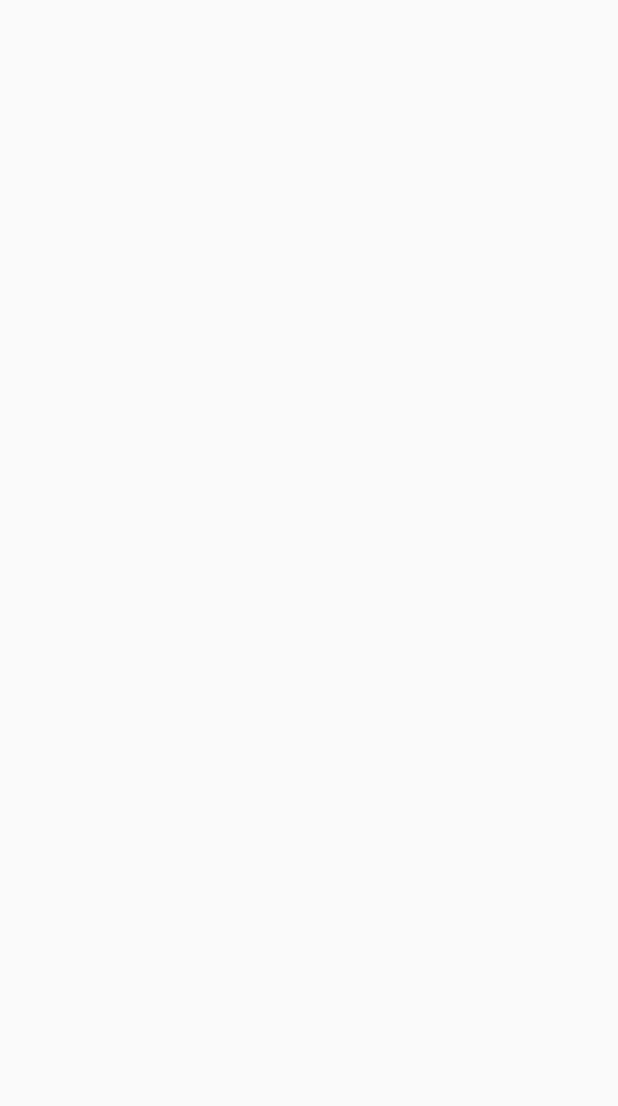
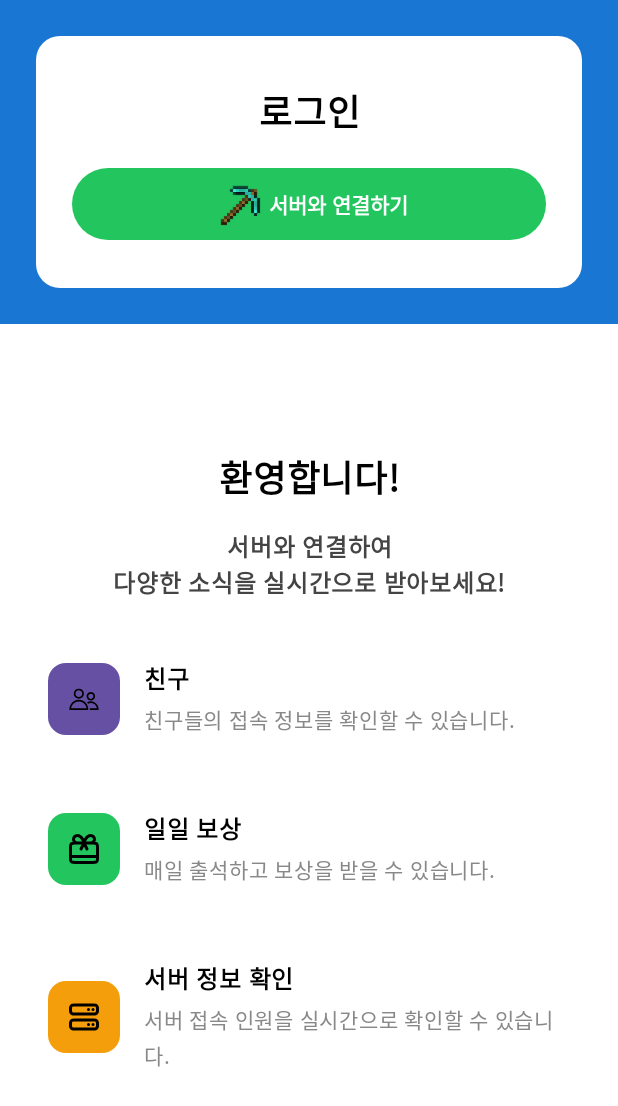
Before and after one commit to joon0447/AppLinker-Android, an Android app built with Jetpack Compose: the screen it shows after launch (MainActivity), on a phone screen of 412 x 824 dp. Before the commit the part shown is empty. Shown: the top 1106 px of the screen. Run offline under Robolectric (Android 15) with nearby library versions, the phone set to English and light mode, and no system bars.

Commit message:
feat(guest) : 게스트 홈 화면 추가

```diff
--- a/app/src/main/java/studio/daily/minecarftlinker/MainActivity.kt
+++ b/app/src/main/java/studio/daily/minecarftlinker/MainActivity.kt
@@ -11,6 +11,7 @@ import androidx.compose.material3.Text
 import androidx.compose.runtime.Composable
 import androidx.compose.ui.Modifier
 import androidx.compose.ui.tooling.preview.Preview
+import studio.daily.minecarftlinker.feature.home.guest.view.GuestScreen
 import studio.daily.minecarftlinker.ui.theme.MinecarftLinkerTheme
 
 class MainActivity : ComponentActivity() {
@@ -19,7 +20,7 @@ class MainActivity : ComponentActivity() {
         enableEdgeToEdge()
         setContent {
             MinecarftLinkerTheme {
-
+                GuestScreen()
             }
         }
     }
--- /dev/null
+++ b/app/src/main/java/studio/daily/minecarftlinker/feature/home/guest/model/Menu.kt
@@ -0,0 +1,34 @@
+package studio.daily.minecarftlinker.feature.home.guest.model
+
+import androidx.annotation.DrawableRes
+import androidx.compose.ui.graphics.Color
+import studio.daily.minecarftlinker.R
+import studio.daily.minecarftlinker.ui.theme.Green20
+import studio.daily.minecarftlinker.ui.theme.Orange20
+import studio.daily.minecarftlinker.ui.theme.Purple40
+
+enum class Menu (
+    val title: String,
+    val description: String,
+    val iconRes: Int,
+    val backgroundColor: Color
+) {
+    FRIEND(
+        title = "친구",
+        description = "친구들의 접속 정보를 확인할 수 있습니다.",
+        iconRes = R.drawable.friend,
+        backgroundColor = Purple40
+    ),
+    REWARD(
+        title = "일일 보상",
+        description = "매일 출석하고 보상을 받을 수 있습니다.",
+        iconRes = R.drawable.gift,
+        backgroundColor = Green20
+    ),
+    SERVER(
+        title = "서버 정보 확인",
+        description = "서버 접속 인원을 실시간으로 확인할 수 있습니다.",
+        iconRes = R.drawable.server,
+        backgroundColor = Orange20
+    )
+}
--- /dev/null
+++ b/app/src/main/java/studio/daily/minecarftlinker/feature/home/guest/view/GuestScreen.kt
@@ -0,0 +1,188 @@
+package studio.daily.minecarftlinker.feature.home.guest.view
+
+import androidx.compose.foundation.Image
+import androidx.compose.foundation.background
+import androidx.compose.foundation.layout.Arrangement
+import androidx.compose.foundation.layout.Box
+import androidx.compose.foundation.layout.Column
+import androidx.compose.foundation.layout.Row
+import androidx.compose.foundation.layout.Spacer
+import androidx.compose.foundation.layout.WindowInsets
+import androidx.compose.foundation.layout.asPaddingValues
+import androidx.compose.foundation.layout.fillMaxHeight
+import androidx.compose.foundation.layout.fillMaxSize
+import androidx.compose.foundation.layout.fillMaxWidth
+import androidx.compose.foundation.layout.height
+import androidx.compose.foundation.layout.navigationBarsPadding
+import androidx.compose.foundation.layout.padding
+import androidx.compose.foundation.layout.size
+import androidx.compose.foundation.layout.statusBars
+import androidx.compose.foundation.layout.width
+import androidx.compose.foundation.shape.RoundedCornerShape
+import androidx.compose.material3.Button
+import androidx.compose.material3.ButtonDefaults
+import androidx.compose.material3.Text
+import androidx.compose.runtime.Composable
+import androidx.compose.ui.Alignment
+import androidx.compose.ui.Modifier
+import androidx.compose.ui.graphics.Color
+import androidx.compose.ui.res.painterResource
+import androidx.compose.ui.text.font.FontWeight
+import androidx.compose.ui.text.style.TextAlign
+import androidx.compose.ui.tooling.preview.Preview
+import androidx.compose.ui.unit.dp
+import androidx.compose.ui.unit.sp
+import studio.daily.minecarftlinker.R
+import studio.daily.minecarftlinker.feature.home.guest.model.Menu
+import studio.daily.minecarftlinker.ui.theme.Blue20
+import studio.daily.minecarftlinker.ui.theme.Green20
+
+
+@Composable
+@Preview
+fun GuestScreen() {
+
+    val statusBarHeight = WindowInsets.statusBars.asPaddingValues().calculateTopPadding()
+    Column(
+        modifier = Modifier
+            .fillMaxSize()
+            .navigationBarsPadding()
+    ) {
+        Box(
+            modifier = Modifier
+                .fillMaxWidth()
+                .background(Blue20)
+                .padding(top = statusBarHeight),
+            contentAlignment = Alignment.Center
+        ) {
+            Column {
+                Spacer(modifier = Modifier.height(24.dp))
+                Column(
+                    modifier = Modifier
+                        .padding(horizontal = 24.dp)
+                        .background(Color.White, shape = RoundedCornerShape(16.dp))
+                        .padding(vertical = 32.dp, horizontal = 24.dp)
+                        .fillMaxWidth(),
+                    horizontalAlignment = Alignment.CenterHorizontally
+                ) {
+                    Text(
+                        text = "로그인",
+                        fontSize = 24.sp,
+                        fontWeight = FontWeight.Bold,
+                        color = Color.Black,
+                        textAlign = TextAlign.Center
+                    )
+
+                    Spacer(modifier = Modifier.height(20.dp))
+
+                    Button(
+                        onClick = {},
+                        colors = ButtonDefaults.buttonColors(containerColor = Green20),
+                        modifier = Modifier
+                            .fillMaxWidth()
+                            .height(48.dp)
+                    ) {
+                        Row(
+                            verticalAlignment = Alignment.CenterVertically
+                        ) {
+                            Image(
+                                painter = painterResource(R.drawable.home_icon),
+                                contentDescription = "home",
+                                modifier = Modifier.size(40.dp)
+                            )
+                            Text(
+                                text = "서버와 연결하기",
+                                color = Color.White,
+                                fontSize = 14.sp,
+                                fontWeight = FontWeight.Bold
+                            )
+                        }
+
+                    }
+                }
+                Spacer(modifier = Modifier.height(24.dp))
+            }
+        }
+        Box(
+            modifier = Modifier
+                .fillMaxWidth()
+                .fillMaxHeight()
+                .background(Color.White),
+            contentAlignment = Alignment.Center
+        ) {
+            Column(
+                modifier = Modifier
+                    .fillMaxWidth(),
+                horizontalAlignment = Alignment.CenterHorizontally,
+                verticalArrangement = Arrangement.Center
+            ) {
+                Text(
+                    text = "환영합니다!",
+                    fontSize = 24.sp,
+                    fontWeight = FontWeight.Bold,
+                    color = Color.Black,
+                    textAlign = TextAlign.Center
+                )
+                Spacer(modifier = Modifier.height(16.dp))
+
+                Text(
+                    text = "서버와 연결하여\n다양한 소식을 실시간으로 받아보세요!",
+                    textAlign = TextAlign.Center,
+                    fontSize = 16.sp,
+                    color = Color.DarkGray,
+                    fontWeight = FontWeight.Bold
+                )
+                Spacer(modifier = Modifier.height(16.dp))
+                Menu.values().forEach { menu ->
+                    HomeMenu(menu = menu)
+                }
+            }
+        }
+    }
+}
+
+@Composable
+private fun HomeMenu(
+    menu: Menu
+) {
+    Row(
+        modifier = Modifier
+            .fillMaxWidth()
+            .padding(horizontal = 16.dp, vertical = 8.dp)
+            .background(Color.White, shape = RoundedCornerShape(16.dp))
+            .padding(16.dp),
+        verticalAlignment = Alignment.CenterVertically
+    ) {
+        Box(
+            modifier = Modifier
+                .size(48.dp)
+                .background(menu.backgroundColor, shape = RoundedCornerShape(12.dp)),
+            contentAlignment = Alignment.Center
+        ) {
+            Image(
+                painter = painterResource(id = menu.iconRes),
+                contentDescription = menu.title,
+                modifier = Modifier.size(24.dp)
+            )
+        }
+
+        Spacer(modifier = Modifier.width(16.dp))
+
+        Column {
+            Text(
+                text = menu.title,
+                fontWeight = FontWeight.Bold,
+                fontSize = 16.sp,
+                color = Color.Black
+            )
+
+            Spacer(modifier = Modifier.height(4.dp))
+
+            Text(
+                text = menu.description,
+                fontSize = 14.sp,
+                color = Color.Gray
+            )
+        }
+    }
+}
--- a/app/src/main/java/studio/daily/minecarftlinker/ui/theme/Color.kt
+++ b/app/src/main/java/studio/daily/minecarftlinker/ui/theme/Color.kt
@@ -16,3 +16,7 @@ val Blue40 = Color(0xFF2196F3)
 val Blue20 = Color(0xFF1976D2)
 
 val Gray40 = Color(0xFFF7F7F7)
+
+val Green20 = Color(0xFF22C55E)
+
+val Orange20 = Color(0xFFF59E0B)
--- /dev/null
+++ b/app/src/main/res/drawable/friend.xml
@@ -0,0 +1,26 @@
+<vector xmlns:android="http://schemas.android.com/apk/res/android"
+    android:width="800dp"
+    android:height="800dp"
+    android:viewportWidth="64"
+    android:viewportHeight="64">
+  <path
+      android:pathData="M22.83,22.57m-7.51,0a7.51,7.51 0,1 1,15.02 0a7.51,7.51 0,1 1,-15.02 0"
+      android:strokeWidth="3"
+      android:fillColor="#00000000"
+      android:strokeColor="#000000"/>
+  <path
+      android:pathData="M38,49.94a15.2,15.2 0,0 0,-15.21 -15.2h0a15.2,15.2 0,0 0,-15.2 15.2Z"
+      android:strokeWidth="3"
+      android:fillColor="#00000000"
+      android:strokeColor="#000000"/>
+  <path
+      android:pathData="M44.13,27.22m-6.05,0a6.05,6.05 0,1 1,12.1 0a6.05,6.05 0,1 1,-12.1 0"
+      android:strokeWidth="3"
+      android:fillColor="#00000000"
+      android:strokeColor="#000000"/>
+  <path
+      android:pathData="M42.4,49.94h14A12.24,12.24 0,0 0,44.13 37.7h0a12.21,12.21 0,0 0,-5.75 1.43"
+      android:strokeWidth="3"
+      android:fillColor="#00000000"
+      android:strokeColor="#000000"/>
+</vector>
--- /dev/null
+++ b/app/src/main/res/drawable/gift.xml
@@ -0,0 +1,13 @@
+<vector xmlns:android="http://schemas.android.com/apk/res/android"
+    android:width="800dp"
+    android:height="800dp"
+    android:viewportWidth="24"
+    android:viewportHeight="24">
+  <path
+      android:pathData="M3,17H21M12,8L10,12M12,8L14,12M12,8H7.5C6.837,8 6.201,7.737 5.732,7.268C5.263,6.799 5,6.163 5,5.5C5,4.837 5.263,4.201 5.732,3.732C6.201,3.263 6.837,3 7.5,3C11,3 12,8 12,8ZM12,8H16.5C17.163,8 17.799,7.737 18.268,7.268C18.737,6.799 19,6.163 19,5.5C19,4.837 18.737,4.201 18.268,3.732C17.799,3.263 17.163,3 16.5,3C13,3 12,8 12,8ZM6.2,21H17.8C18.92,21 19.48,21 19.908,20.782C20.284,20.59 20.59,20.284 20.782,19.908C21,19.48 21,18.92 21,17.8V11.2C21,10.08 21,9.52 20.782,9.092C20.59,8.716 20.284,8.41 19.908,8.218C19.48,8 18.92,8 17.8,8H6.2C5.08,8 4.52,8 4.092,8.218C3.716,8.41 3.41,8.716 3.218,9.092C3,9.52 3,10.08 3,11.2V17.8C3,18.92 3,19.48 3.218,19.908C3.41,20.284 3.716,20.59 4.092,20.782C4.52,21 5.08,21 6.2,21Z"
+      android:strokeLineJoin="round"
+      android:strokeWidth="2"
+      android:fillColor="#00000000"
+      android:strokeColor="#000000"
+      android:strokeLineCap="round"/>
+</vector>
--- /dev/null
+++ b/app/src/main/res/drawable/server.xml
@@ -0,0 +1,13 @@
+<vector xmlns:android="http://schemas.android.com/apk/res/android"
+    android:width="800dp"
+    android:height="800dp"
+    android:viewportWidth="24"
+    android:viewportHeight="24">
+  <path
+      android:pathData="M18,7H18.01M15,7H15.01M18,17H18.01M15,17H15.01M6,10H18C18.932,10 19.398,10 19.765,9.848C20.255,9.645 20.645,9.255 20.848,8.765C21,8.398 21,7.932 21,7C21,6.068 21,5.602 20.848,5.235C20.645,4.745 20.255,4.355 19.765,4.152C19.398,4 18.932,4 18,4H6C5.068,4 4.602,4 4.235,4.152C3.745,4.355 3.355,4.745 3.152,5.235C3,5.602 3,6.068 3,7C3,7.932 3,8.398 3.152,8.765C3.355,9.255 3.745,9.645 4.235,9.848C4.602,10 5.068,10 6,10ZM6,20H18C18.932,20 19.398,20 19.765,19.848C20.255,19.645 20.645,19.255 20.848,18.765C21,18.398 21,17.932 21,17C21,16.068 21,15.602 20.848,15.235C20.645,14.745 20.255,14.355 19.765,14.152C19.398,14 18.932,14 18,14H6C5.068,14 4.602,14 4.235,14.152C3.745,14.355 3.355,14.745 3.152,15.235C3,15.602 3,16.068 3,17C3,17.932 3,18.398 3.152,18.765C3.355,19.255 3.745,19.645 4.235,19.848C4.602,20 5.068,20 6,20Z"
+      android:strokeLineJoin="round"
+      android:strokeWidth="2"
+      android:fillColor="#00000000"
+      android:strokeColor="#000000"
+      android:strokeLineCap="round"/>
+</vector>
```
Also changed, not shown: app/src/main/home_icon-playstore.png (added), app/src/main/res/drawable/home_icon.png (added).
